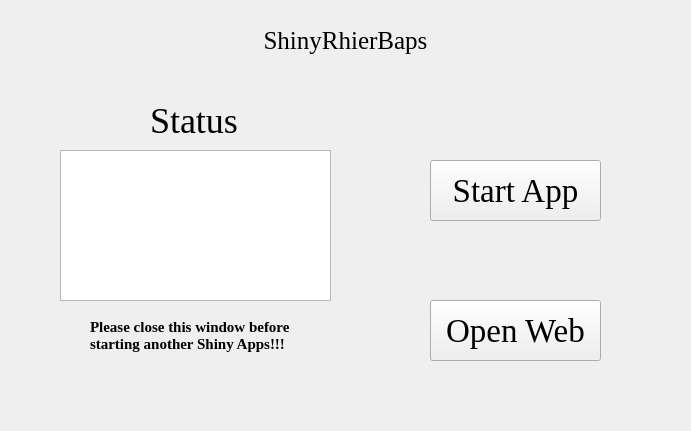
Qt form ShinyRhierBaps.ui (hzaurzli/MicroWorldOmics) before a commit.
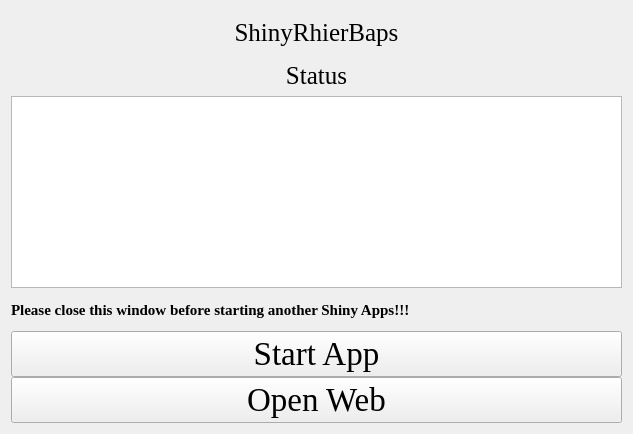
The same form after that commit. Icons and pictures are not drawn.

The edit to the form file:
```diff
--- a/ShinyRhierBaps.ui
+++ b/ShinyRhierBaps.ui
@@ -6,8 +6,8 @@
    <rect>
     <x>0</x>
     <y>0</y>
-    <width>691</width>
-    <height>431</height>
+    <width>633</width>
+    <height>434</height>
    </rect>
   </property>
   <property name="windowTitle">
@@ -16,28 +16,17 @@
   <property name="styleSheet">
    <string notr="true">background-image: url(D:/tools/Pycharm/pyqt/logo/backgroundpage.png)</string>
   </property>
-  <widget class="QTextBrowser" name="textBrowser">
-   <property name="geometry">
-    <rect>
-     <x>60</x>
-     <y>150</y>
-     <width>271</width>
-     <height>151</height>
-    </rect>
+  <layout class="QGridLayout" name="gridLayout_4">
+   <property name="verticalSpacing">
+    <number>0</number>
    </property>
-   <property name="styleSheet">
-    <string notr="true">background-image: url(D:/tools/Pycharm/pyqt/logo/white.png)</string>
-   </property>
-  </widget>
+   <item row="0" column="0">
+    <layout class="QGridLayout" name="gridLayout_5">
+     <property name="verticalSpacing">
+      <number>0</number>
+     </property>
+     <item row="0" column="0" colspan="3">
   <widget class="QLabel" name="label">
-   <property name="geometry">
-    <rect>
-     <x>230</x>
-     <y>20</y>
-     <width>231</width>
-     <height>41</height>
-    </rect>
-   </property>
    <property name="font">
     <font>
      <family>Times New Roman</family>
@@ -51,75 +40,32 @@
     <set>Qt::AlignCenter</set>
    </property>
   </widget>
-  <widget class="QLabel" name="label_2">
-   <property name="geometry">
-    <rect>
-     <x>150</x>
-     <y>100</y>
-     <width>101</width>
-     <height>41</height>
-    </rect>
-   </property>
+     </item>
+     <item row="3" column="0" colspan="3">
+      <widget class="QLabel" name="label_4">
    <property name="font">
     <font>
      <family>Times New Roman</family>
-     <pointsize>27</pointsize>
+         <pointsize>19</pointsize>
     </font>
    </property>
    <property name="text">
     <string>Status</string>
    </property>
    <property name="alignment">
-    <set>Qt::AlignLeading|Qt::AlignLeft|Qt::AlignVCenter</set>
-   </property>
-  </widget>
-  <widget class="QPushButton" name="pushButton">
-   <property name="geometry">
-    <rect>
-     <x>430</x>
-     <y>160</y>
-     <width>171</width>
-     <height>61</height>
-    </rect>
-   </property>
-   <property name="font">
-    <font>
-     <family>Times New Roman</family>
-     <pointsize>25</pointsize>
-    </font>
-   </property>
-   <property name="text">
-    <string>Start App</string>
-   </property>
-  </widget>
-  <widget class="QPushButton" name="pushButton_2">
-   <property name="geometry">
-    <rect>
-     <x>430</x>
-     <y>300</y>
-     <width>171</width>
-     <height>61</height>
-    </rect>
-   </property>
-   <property name="font">
-    <font>
-     <family>Times New Roman</family>
-     <pointsize>25</pointsize>
-    </font>
-   </property>
-   <property name="text">
-    <string>Open Web</string>
-   </property>
-  </widget>
+        <set>Qt::AlignCenter</set>
+       </property>
+      </widget>
+     </item>
+     <item row="5" column="0" rowspan="2" colspan="3">
+      <widget class="QTextBrowser" name="textBrowser">
+       <property name="styleSheet">
+        <string notr="true">background-image: url(D:/Documents/Desktop/white.png)</string>
+       </property>
+      </widget>
+     </item>
+     <item row="7" column="0" colspan="3">
   <widget class="QLabel" name="label_3">
-   <property name="geometry">
-    <rect>
-     <x>90</x>
-     <y>310</y>
-     <width>211</width>
-     <height>51</height>
-    </rect>
-   </property>
    <property name="font">
     <font>
      <family>Times New Roman</family>
@@ -129,10 +75,39 @@
     </font>
    </property>
    <property name="text">
-    <string>Please close this window before
-starting another Shiny Apps!!!</string>
-   </property>
-  </widget>
+        <string>Please close this window before starting another Shiny Apps!!!</string>
+       </property>
+      </widget>
+     </item>
+     <item row="8" column="0" colspan="3">
+      <widget class="QPushButton" name="pushButton">
+       <property name="font">
+        <font>
+         <family>Times New Roman</family>
+         <pointsize>25</pointsize>
+        </font>
+       </property>
+       <property name="text">
+        <string>Start App</string>
+       </property>
+      </widget>
+     </item>
+     <item row="9" column="0" colspan="3">
+      <widget class="QPushButton" name="pushButton_2">
+       <property name="font">
+        <font>
+         <family>Times New Roman</family>
+         <pointsize>25</pointsize>
+        </font>
+       </property>
+       <property name="text">
+        <string>Open Web</string>
+       </property>
+      </widget>
+     </item>
+    </layout>
+   </item>
+  </layout>
  </widget>
  <resources/>
  <connections/>
```
Left out of the diff: 2 changed lines with no effect on the pictures. Lines whose indentation alone changed are shown as unchanged.
